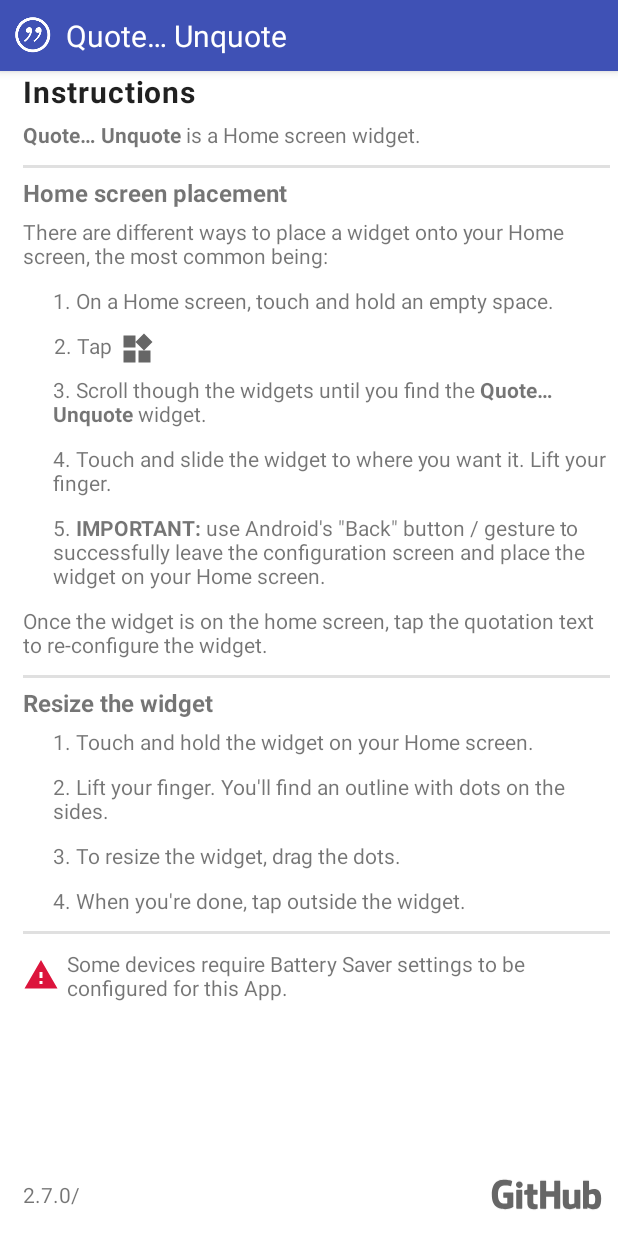
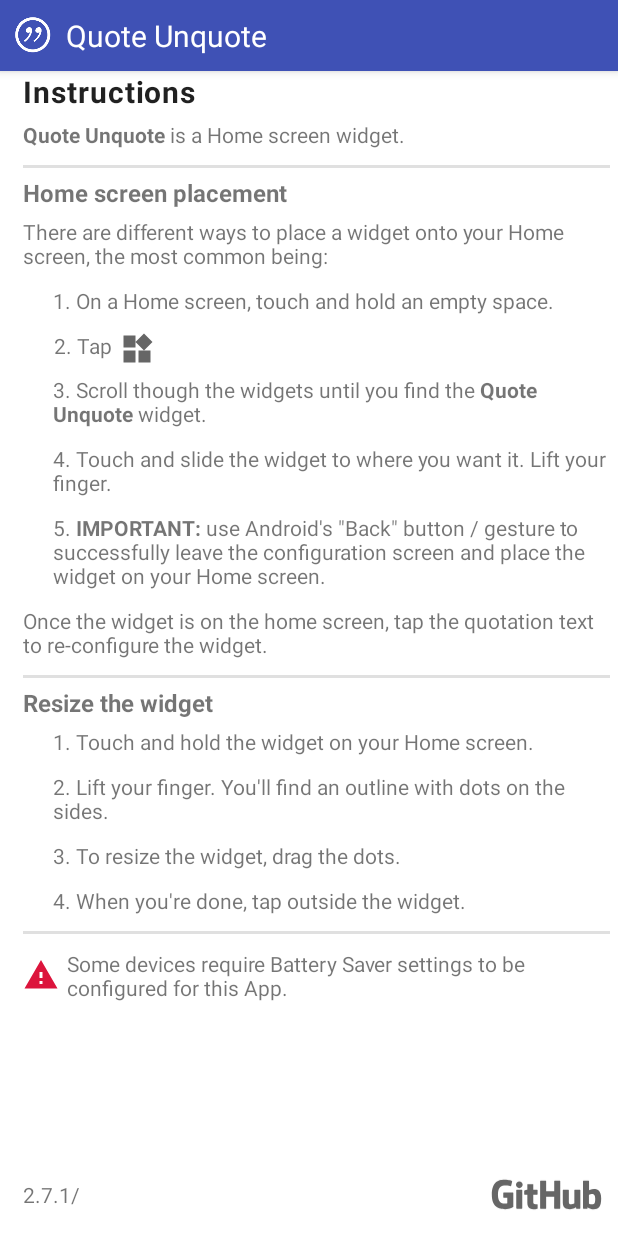
Before and after one commit to jameshnsears/QuoteUnquote, an Android app: the screen it shows after launch (QuoteUnquoteInstructions), on a phone screen of 412 x 824 dp. Run offline under Robolectric (Android 15) with nearby library versions, the phone set to English and light mode, and no system bars.

Commit message:
changelogs/82.txt

```diff
--- a/app/build.gradle
+++ b/app/build.gradle
@@ -44,8 +44,8 @@ android {
 
         applicationId "com.github.jameshnsears.quoteunquote"
 
-        versionCode 81
-        versionName "2.7.0"
+        versionCode 82
+        versionName "2.7.1"
 
         vectorDrawables.useSupportLibrary = true
 
--- a/app/src/main/java/com/github/jameshnsears/quoteunquote/configure/ConfigureActivity.java
+++ b/app/src/main/java/com/github/jameshnsears/quoteunquote/configure/ConfigureActivity.java
@@ -44,6 +44,9 @@ public class ConfigureActivity extends AppCompatActivity {
             case R.id.navigationBarSchedule:
                 selectedFragment = EventFragment.newInstance(this.widgetId);
                 break;
+
+            default:
+                Timber.e("%d", item.getItemId());
         }
 
         String activeFragment = selectedFragment.getClass().getSimpleName();
--- a/app/src/main/res/values/strings.xml
+++ b/app/src/main/res/values/strings.xml
@@ -1,13 +1,13 @@
 <resources>
-    <string name="app_name">Quote&#8230; Unquote</string>
+    <string name="app_name">Quote Unquote</string>
 
     <string name="activity_instructions_title">Instructions</string>
-    <string name="activity_instructions_into"><b>Quote&#8230; Unquote</b> is a Home screen widget.</string>
+    <string name="activity_instructions_into"><b>Quote Unquote</b> is a Home screen widget.</string>
     <string name="activity_instructions_placement">Home screen placement</string>
     <string name="activity_instructions_different_ways">There are different ways to place a widget onto your Home screen, the most common being:</string>
     <string name="activity_instructions_1">1. On a Home screen, touch and hold an empty space.</string>
     <string name="activity_instructions_2">2. Tap </string>
-    <string name="activity_instructions_3">3. Scroll though the widgets until you find the <b>Quote&#8230; Unquote</b> widget.</string>
+    <string name="activity_instructions_3">3. Scroll though the widgets until you find the <b>Quote Unquote</b> widget.</string>
     <string name="activity_instructions_4">4. Touch and slide the widget to where you want it. Lift your finger.</string>
     <string name="activity_instructions_5">5. <b>IMPORTANT:</b> use Android\'s \"Back\" button / gesture to successfully leave the configuration screen and place the widget on your Home screen.</string>
     <string name="activity_instructions_configure">Once the widget is on the home screen, tap the quotation text to re-configure the widget.</string>
@@ -21,7 +21,7 @@
     <string name="activity_instructions_oss">Open-source software</string>
     <string name="activity_instructions_github">GitHub</string>
 
-    <string name="activity_configure_title">Quote&#8230; Unquote</string>
+    <string name="activity_configure_title">Quote Unquote</string>
 
     <string name="fragment_appearance_title">Appearance</string>
     <string name="fragment_appearance_tab_style">Style</string>
```
Also changed, not shown: 15 other files.
